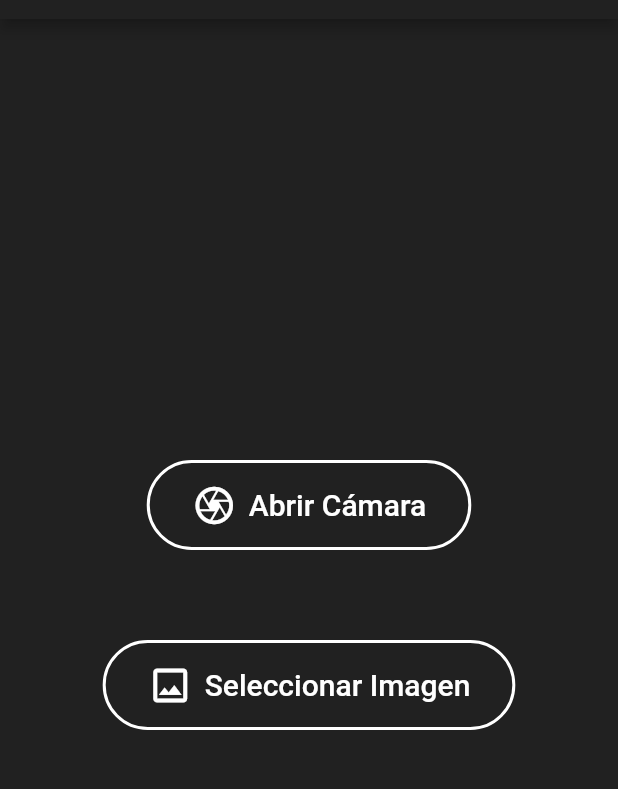
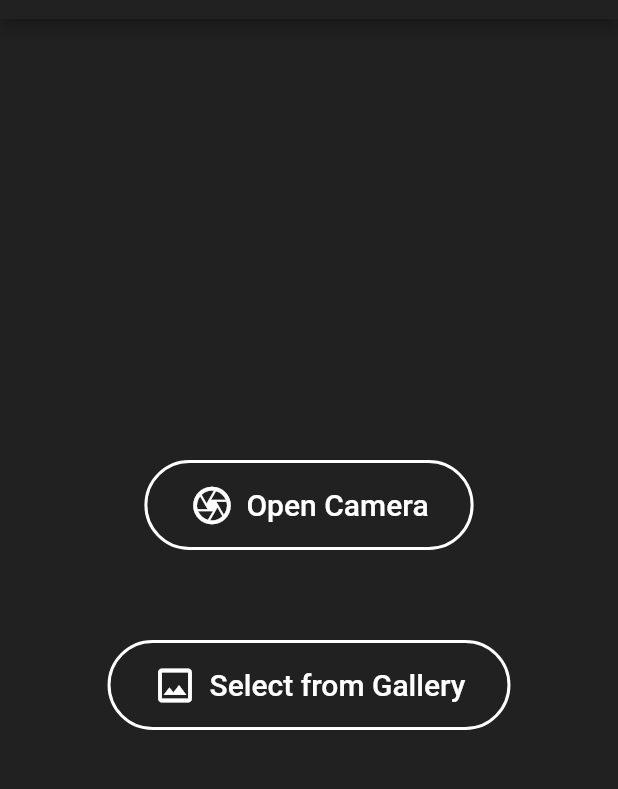
Before and after one commit to Seoane8/ipm-02-mobile, a Flutter app: the screen it shows after launch, on a phone screen of 412 x 824 dp, the part 65-854 px from its top. Run offline on Flutter 3.47's test engine with Material 2 defaults, Android fonts, the phone set to English and light mode, and no system bars; our stand-ins replace data_connection_checker, image_picker.

Commit message:
Changed to english

```diff
--- a/lib/colors.dart
+++ b/lib/colors.dart
@@ -1,18 +1,18 @@
 import 'package:flutter/material.dart';
 
-const MaterialColor grafito = MaterialColor(
-  _grafitoValue,
+const MaterialColor graphite = MaterialColor(
+  _graphiteValue,
   <int, Color>{
     50: Color(0xFF212121),
     100: Color(0xFF212121),
     200: Color(0xFF212121),
     300: Color(0xFF212121),
     400: Color(0xFF212121),
-    500: Color(_grafitoValue),
+    500: Color(_graphiteValue),
     600: Color(0xFF212121),
     700: Color(0xFF212121),
     800: Color(0xFF212121),
     900: Color(0xFF212121),
   },
 );
-const int _grafitoValue = 0xFF212121;
+const int _graphiteValue = 0xFF212121;
--- a/lib/home.dart
+++ b/lib/home.dart
@@ -10,7 +10,7 @@ class HomePage extends StatelessWidget {
   @override
   Widget build(BuildContext context) {
     return Scaffold(
-      backgroundColor: grafito,
+      backgroundColor: graphite,
       appBar: AppBar(
         automaticallyImplyLeading: false,
         title: Text("Image Analyzer"),
@@ -32,13 +32,13 @@ class HomePage extends StatelessWidget {
           children: <Widget> [
             imageButton(
               () => getImage(context, ImageSource.camera),
-              'Abrir Cámara',
+              'Open Camera',
               Icons.camera_outlined
             ),
             SizedBox(height: 60),
             imageButton(
               () => getImage(context, ImageSource.gallery),
-              'Seleccionar Imagen',
+              'Select from Gallery',
               Icons.insert_photo_outlined
             ),
           ],
--- a/lib/main.dart
+++ b/lib/main.dart
@@ -14,7 +14,7 @@ class MyApp extends StatelessWidget {
     return MaterialApp(
       title: 'Flutter Demo',
       theme: ThemeData(
-        primarySwatch: grafito,
+        primarySwatch: graphite,
         // This makes the visual density adapt to the platform that you run
         // the app on. For desktop platforms, the controls will be smaller and
         // closer together (more dense) than on mobile platforms.
--- a/lib/output.dart
+++ b/lib/output.dart
@@ -38,7 +38,7 @@ class _OutputPageState extends State<OutputPage> {
           List<Map<String, double>> data = snapshot.data;
           return Scaffold(
             body: Container(
-              color: grafito,
+              color: graphite,
               child: CustomScrollView(
                 slivers: <Widget>[
                   SliverAppBar(
@@ -66,7 +66,7 @@ class _OutputPageState extends State<OutputPage> {
                         padding: EdgeInsets.fromLTRB(30, 10, 30, 10),
                         margin: EdgeInsets.fromLTRB(10, 5, 10, 5),
                         decoration: BoxDecoration(
-                          color: grafito,
+                          color: graphite,
                           borderRadius: BorderRadius.all(Radius.circular(10)),
                           border: Border.all(
                             color: Colors.white,
```
